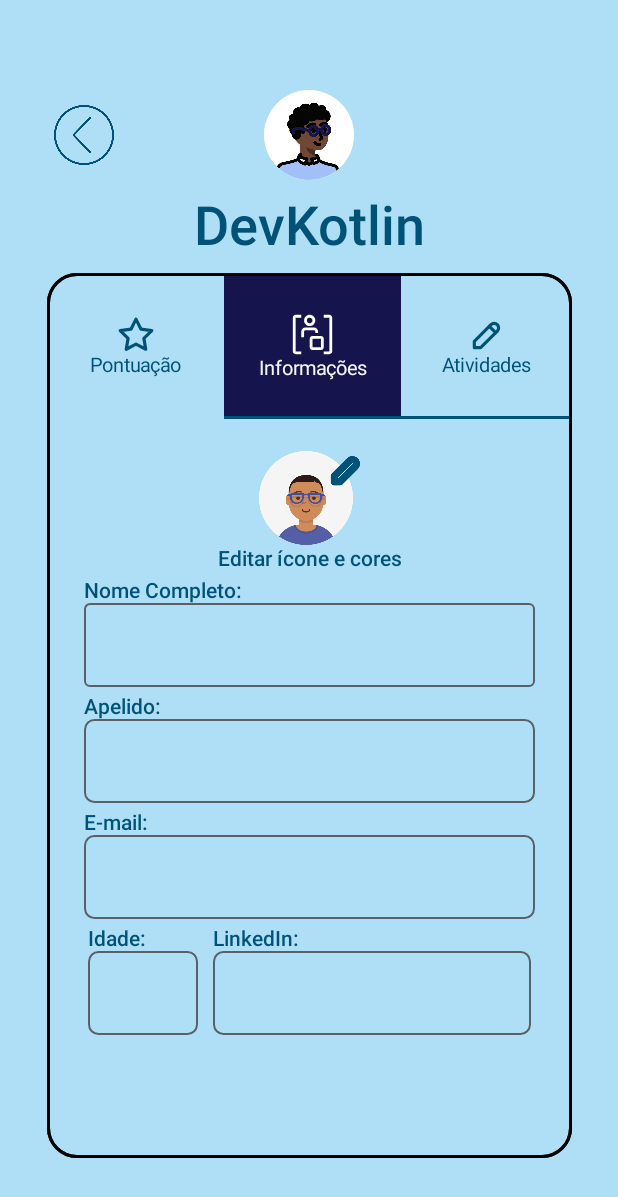
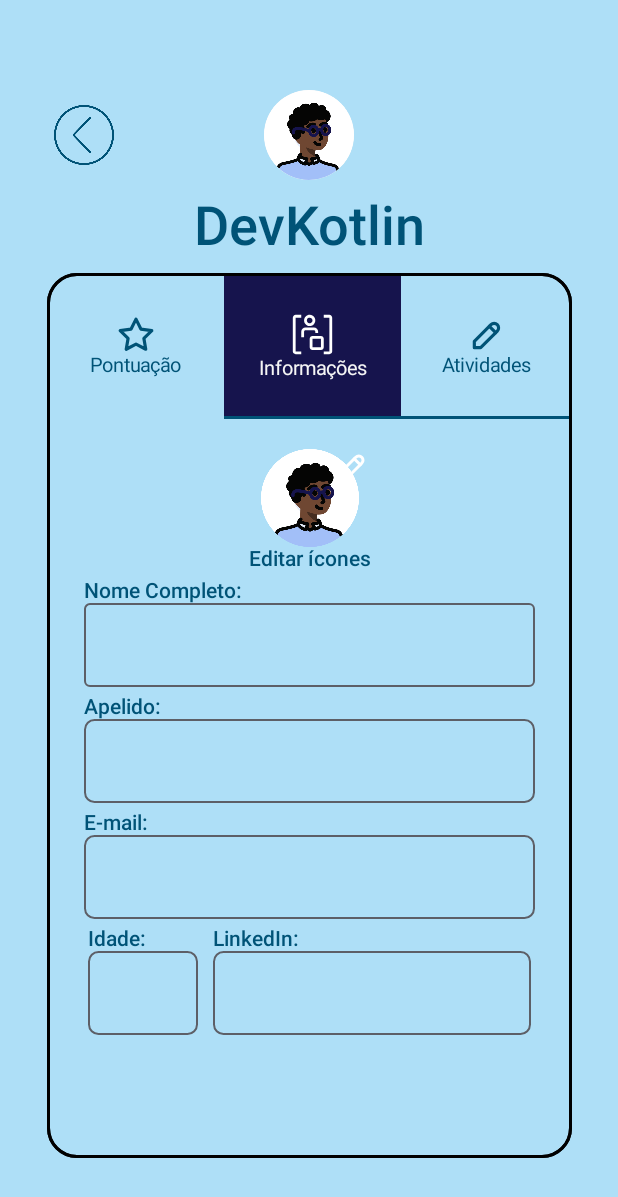
Before and after one commit to DevEmpowerDemoDay/DevEmpower, an Android app built with Jetpack Compose: the @Preview function perfil2Preview, on a phone screen of 412 x 824 dp. Shown: the top 1197 px of the screen. Run offline under Robolectric (Android 15) with nearby library versions, the phone set to English and light mode, and no system bars; our stand-ins replace accompanist.

Commit message:
finalizado a task perfil

```diff
--- a/app/build.gradle.kts
+++ b/app/build.gradle.kts
@@ -63,7 +63,6 @@ dependencies {
     implementation(libs.androidx.ui.tooling.preview)
     implementation(libs.androidx.material3)
     implementation(libs.androidx.foundation.layout.android)
-    implementation(libs.androidx.recyclerview)
     implementation(libs.androidx.storage)
     testImplementation(libs.junit)
     androidTestImplementation(libs.androidx.junit)
--- a/app/src/main/java/com/demoday/devempower/MainActivity.kt
+++ b/app/src/main/java/com/demoday/devempower/MainActivity.kt
@@ -107,7 +107,7 @@ fun  Inicio() {
                 horizontalAlignment = Alignment.CenterHorizontally
             ) {
 
-                NavHost(navController = navController, startDestination = "splash") {
+                NavHost(navController = navController, startDestination = "home") {
                     composable("splash") { Splash(navController) }
                     composable("home") { Home(navController) }
                     composable("telaalt") { TelaAlt(navController) }
@@ -137,7 +137,7 @@ fun  Inicio() {
                     composable("camera") { Camera(navController) }
                     composable("mentoria") { Mentorias(navController) }
                     composable("mentores") { Mentores(navController) }
-                    composable("mentores1") { Confirmação_mentoria(navController,date = "") }
+
 
                 }
             }
--- a/app/src/main/java/com/demoday/devempower/Perfil.kt
+++ b/app/src/main/java/com/demoday/devempower/Perfil.kt
@@ -50,7 +50,8 @@ import com.google.accompanist.systemuicontroller.rememberSystemUiController
 
 
 @Composable
-fun PerfilAtividade(navController: NavController) { val systemUiController = rememberSystemUiController()
+fun PerfilAtividade(navController: NavController) {
+    val systemUiController = rememberSystemUiController()
 
     systemUiController.setStatusBarColor(
         uranium_blue
@@ -412,7 +413,6 @@ fun PerfilAtividade(navController: NavController) { val systemUiController = rem
 }
 
 
-
 //}
 
 @Composable
@@ -633,13 +633,21 @@ fun PerfilInformaçãoes(navController: NavController) {
 
                     }
                     Spacer(modifier = Modifier.padding(top = 20.dp))
-                    Image(painter = painterResource(R.drawable.edit_profile_icon),
+                    Box() {
+                        Image(painter = painterResource(R.drawable.avatar),
                             contentDescription = "Icon que simboliza atualização da foto de perfil",
                             modifier = Modifier
                                 .size(width = 67.33.dp, height = 65.dp)
-                            .clickable {navController.navigate("personalização")})
+                                .clickable { navController.navigate("personalização") })
+                        Image(painter = painterResource(R.drawable.atividade_icon),
+                            contentDescription = "Icon que simboliza atualização da foto de perfil",
+                            modifier = Modifier
+                                .offset(x = 50.dp)
+
+                            )
+                    }
                     Text(
-                        "Editar ícone e cores",
+                        "Editar ícones",
                         fontSize = 14.sp,
                         fontWeight = FontWeight.SemiBold,
                         color = indigo_dye,
```
Also changed, not shown: app/src/main/java/com/demoday/devempower/mentoria.kt (+24 -10 lines). Lines whose indentation alone changed are shown as unchanged.
